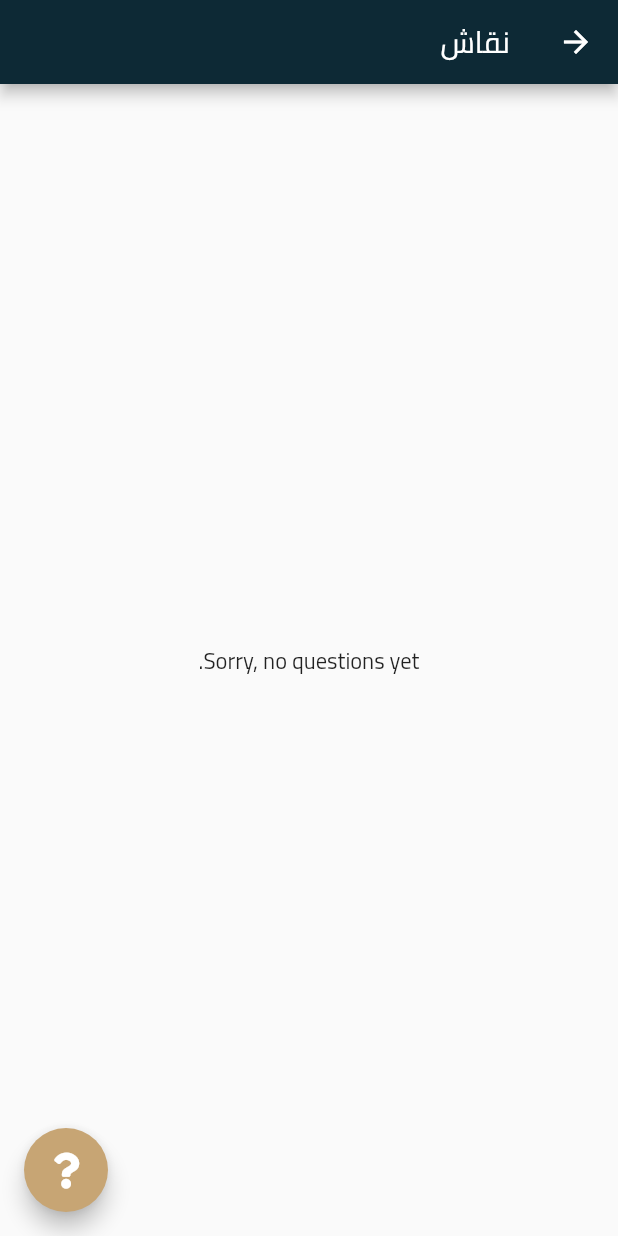
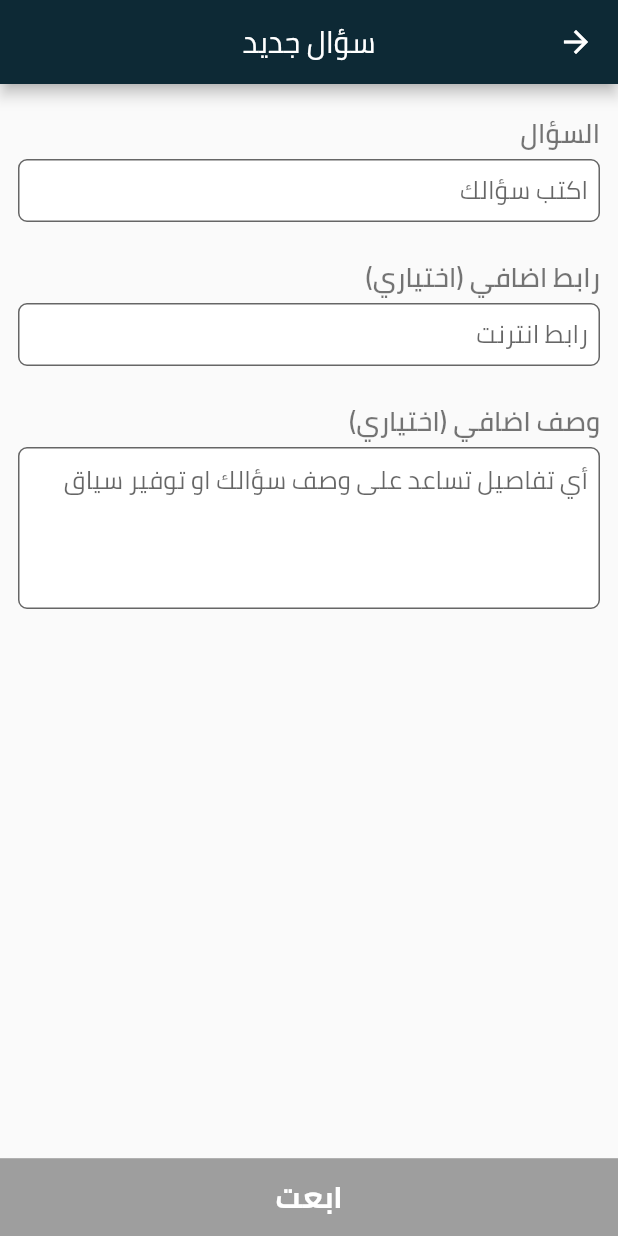
Before and after one commit to Ali-Elganzory/Lawgism, a Flutter app: the DiscussionPage screen opened by its route, after a tap on an icon or button, on a phone screen of 412 x 824 dp. Run offline on Flutter 3.47's test engine with Material 2 defaults, Android fonts, the phone set to English and light mode, and no system bars; our stand-ins replace cached_network_image, cloud_firestore, firebase_auth, firebase_core, firebase_storage, flutter_switch and 5 more; accounts and stored records are empty.

Commit message:
Some mods on Models + Added new questions

```diff
--- a/lib/Controllers/locale_controller.dart
+++ b/lib/Controllers/locale_controller.dart
@@ -11,6 +11,11 @@ class LocaleController with ChangeNotifier {
   static const Locale en = Locale("en", "UK");
   static const Locale ar = Locale("ar", "AE");
   static Locale _currentLocale = ar;
+  // For language switch between Arabic & English
+  static bool get isArabic => _currentLocale == ar;
+  void switchLocale() {
+    currentLocale = currentLocale == ar ? en : ar;
+  }
 
   static const List<Locale> supportedLocales = [en, ar];
 
@@ -34,6 +39,8 @@ class LocaleController with ChangeNotifier {
 
   static const Map<String, Map<String, String>> _textValues = {
     'en': {
+      'Know your Rights and Responsibilities':
+          'Know your Rights and Responsibilities',
       // Auth
       'Email': 'Email',
       'Password': 'Password',
@@ -56,8 +63,21 @@ class LocaleController with ChangeNotifier {
       'Messages': 'Messages',
       'Profile': 'Profile',
       'Msaaaaa': 'Msaaaaa',
+      // Discussion Page
+      'New Question': 'New Question',
+      'Question': 'Question',
+      'Write your question': 'Write your question',
+      'Supporting Link (Optional)': 'Supporting Link (Optional)',
+      'Description (Optional)': 'Description (Optional)',
+      'URL Link': 'URL Link',
+      'Any additional details for explaining your question within context':
+          'Any additional details for explaining your question within context',
+      'Submit': 'Submit',
+      'Asked on ': 'Asked on ',
+      'Answers': 'Answers',
     },
     'ar': {
+      'Know your Rights and Responsibilities': 'اعرف وناقش حقوقك وواجباتك',
       // Auth
       'Email': 'البريد الالكتروني',
       'Password': 'كلمة السر',
@@ -76,10 +96,22 @@ class LocaleController with ChangeNotifier {
       'Choose Photo': 'اختر صورة',
       // BottomNavigationBarLabels
       'Laws': 'قوانين',
-      'Discussion': 'نقاش',
+      'Discussion': 'نِقاش',
       'Messages': 'رسائل',
       'Profile': 'ملف شخصي',
       'Msaaaaa': 'مساااا',
+      // Discussion Page
+      'New Question': 'سؤال جديد',
+      'Question': 'السؤال',
+      'Write your question': 'اكتب سؤالك',
+      'Supporting Link (Optional)': 'رابط اضافي (اختياري)',
+      'Description (Optional)': 'وصف اضافي (اختياري)',
+      'URL Link': 'رابط انترنت',
+      'Any additional details for explaining your question within context':
+          'أي تفاصيل تساعد على وصف سؤالك او توفير سياق',
+      'Submit': 'ابعت',
+      'Asked on ': 'سُؤِلَ في ',
+      'Answers': 'أجوبة',
     }
   };
 }
--- a/lib/Models/question.dart
+++ b/lib/Models/question.dart
@@ -11,6 +11,7 @@ class Question with _$Question {
     @Default("") String question,
     @Default("") String description,
     @Default("") String url,
+    @Default(0) num answerCount,
     DateTime? createdAt,
   }) = _Question;
 
--- a/lib/Models/user.dart
+++ b/lib/Models/user.dart
@@ -6,6 +6,7 @@ part "user.g.dart";
 @freezed
 class User with _$User {
   factory User({
+    @Default("") String id,
     @Default("") String name,
     @Default("") String email,
     @Default("") String phone,
@@ -13,6 +14,5 @@ class User with _$User {
     @Default("") String address,
   }) = _User;
 
-  factory User.fromJson(Map<String, dynamic> json) =>
-      _$UserFromJson(json);
+  factory User.fromJson(Map<String, dynamic> json) => _$UserFromJson(json);
 }
--- a/lib/Views/discussion_page/discussion_page.dart
+++ b/lib/Views/discussion_page/discussion_page.dart
@@ -1,14 +1,19 @@
 import 'package:flutter/material.dart';
+
+import 'package:provider/provider.dart';
 import 'package:font_awesome_flutter/font_awesome_flutter.dart';
 
-import 'package:provider/provider.dart';
-
 import 'package:lawgism/Controllers/locale_controller.dart';
+import 'package:lawgism/Controllers/navigation_controller.dart';
 import 'package:lawgism/Controllers/discussion_controller.dart';
 import 'package:lawgism/Models/question.dart';
+import 'package:lawgism/Views/discussion_page/new_question_page.dart';
+import 'package:lawgism/Views/discussion_page/question_tile.dart';
 
 class DiscussionPage extends StatelessWidget {
   static const routeName = "/Discussion";
+
+  static const double sidePadding = 12;
 
   @override
   Widget build(BuildContext context) {
@@ -17,7 +22,9 @@ class DiscussionPage extends StatelessWidget {
         title: Text("Discussion".tr),
       ),
       floatingActionButton: FloatingActionButton(
-        onPressed: () {},
+        onPressed: () {
+          NavigationController.navigateTo(NewQuestionPage.routeName, '');
+        },
         child: Icon(
           FontAwesomeIcons.question,
           color: Colors.white,
@@ -29,32 +36,23 @@ class DiscussionPage extends StatelessWidget {
             ? Center(
                 child: Text("Sorry, no questions yet."),
               )
-            : GridView.builder(
-                padding: const EdgeInsets.all(12),
-                gridDelegate: SliverGridDelegateWithFixedCrossAxisCount(
-                  crossAxisCount: 2,
-                  mainAxisSpacing: 12,
-                  crossAxisSpacing: 12,
-                ),
+            : ListView.separated(
+                padding: const EdgeInsets.symmetric(
+                    horizontal: sidePadding, vertical: sidePadding + 4),
                 itemCount: questions.length,
                 itemBuilder: (_, idx) {
                   return QuestionTile(question: questions[idx]);
+                },
+                separatorBuilder: (_, idx) {
+                  return Divider(
+                    height: 24,
+                    thickness: 1,
+                    indent: sidePadding,
+                    endIndent: sidePadding,
+                  );
                 },
               ),
       ),
     );
   }
 }
-
-class QuestionTile extends StatelessWidget {
-  const QuestionTile({required this.question});
-
-  final Question question;
-
-  @override
-  Widget build(BuildContext context) {
-    return Container(
-      child: Text("Halolo"),
-    );
-  }
-}
--- /dev/null
+++ b/lib/Views/discussion_page/new_question_page.dart
@@ -0,0 +1,137 @@
+import 'package:flutter/material.dart';
+import 'package:lawgism/Controllers/auth_controller.dart';
+
+import 'package:provider/provider.dart';
+
+import 'package:lawgism/Controllers/locale_controller.dart';
+import 'package:lawgism/Controllers/discussion_controller.dart';
+
+class NewQuestionPage extends StatefulWidget {
+  static const routeName = "/NewQuestion";
+
+  static const double textFieldHeight = 42;
+  static const double sidePadding = 12;
+
+  @override
+  _NewQuestionPageState createState() => _NewQuestionPageState();
+}
+
+class _NewQuestionPageState extends State<NewQuestionPage> {
+  @override
+  Widget build(BuildContext context) {
+    final DiscussionController _discussionController =
+        Provider.of<DiscussionController>(context, listen: false);
+
+    final bool isDisabled =
+        _discussionController.questionController.text.isEmpty;
+
+    return Scaffold(
+      appBar: AppBar(
+        title: Text("New Question".tr),
+        centerTitle: true,
+      ),
+      body: Column(
+        children: [
+          Container(
+            padding: const EdgeInsets.symmetric(
+              horizontal: NewQuestionPage.sidePadding,
+              vertical: 16,
+            ),
+            child: Column(
+              crossAxisAlignment: CrossAxisAlignment.start,
+              children: <Widget>[
+                Text(
+                  "Question".tr,
+                  style: Theme.of(context).textTheme.headline3,
+                ),
+                Container(
+                  height: NewQuestionPage.textFieldHeight,
+                  child: TextFormField(
+                    controller: _discussionController.questionController,
+                    decoration:
+                        InputDecoration(hintText: "Write your question".tr),
+                    onChanged: (v) {
+                      setState(() {});
+                    },
+                  ),
+                ),
+                const SizedBox(height: 20),
+                Text(
+                  "Supporting Link (Optional)".tr,
+                  style: Theme.of(context).textTheme.headline3,
+                ),
+                Container(
+                  height: NewQuestionPage.textFieldHeight,
+                  child: TextFormField(
+                    controller: _discussionController.linkController,
+                    decoration: InputDecoration(hintText: "URL Link".tr),
+                  ),
+                ),
+                const SizedBox(height: 20),
+                Text(
+                  "Description (Optional)".tr,
+                  style: Theme.of(context).textTheme.headline3,
+                ),
+                Container(
+                  child: TextFormField(
+                    controller: _discussionController.descriptionController,
+                    maxLines: 3,
+                    decoration: InputDecoration(
+                        hintText:
+                            "Any additional details for explaining your question within context"
+                                .tr),
+                  ),
+                ),
+              ],
+            ),
+          ),
+          Expanded(
+            child: Wrap(),
+          ),
+          Selector<DiscussionController, bool>(
+            selector: (_, con) => con.isSubmittingQ,
+            builder: (_, isSubmittingQ, __) => Stack(
+              children: [
+                TextButton(
+                  onPressed: isDisabled || isSubmittingQ
+                      ? null
+                      : () {
+                          _discussionController.addQuestion(
+                              Provider.of<AuthController>(context,
+                                      listen: false)
+                                  .uid);
+                        },
+                  child: Text(
+                    "Submit".tr,
+                    style: TextStyle(
+                      fontSize: 20,
+                      color: Colors.white,
+                    ),
+                  ),
+                  style: TextButton.styleFrom(
+                    backgroundColor: isDisabled
+                        ? Colors.grey
+                        : Theme.of(context).accentColor,
+                    minimumSize: Size(double.maxFinite, 46),
+                    shape: RoundedRectangleBorder(
+                        borderRadius: BorderRadius.circular(0)),
+                  ),
+                ),
+                if (isSubmittingQ)
+                  Positioned(
+                    top: 0,
+                    bottom: 0,
+                    right: 0,
+                    left: 0,
+                    child: Center(
+                      child: CircularProgressIndicator(),
+                    ),
+                  ),
+              ],
+            ),
+          ),
+        ],
+      ),
+    );
+  }
+}
--- a/lib/main.dart
+++ b/lib/main.dart
@@ -63,6 +63,8 @@ class MaterialAppEntry extends StatelessWidget {
     _authController.authStateChanges.listen((user) {
       if (user != null) {
         Provider.of<LawsController>(context, listen: false).init();
+        Provider.of<AuthController>(context, listen: false).fetchProfile();
+        Provider.of<DiscussionController>(context, listen: false).init();
       }
     });
 
@@ -104,6 +106,8 @@ class MaterialAppEntry extends StatelessWidget {
           stream: _authController.authStateChanges,
           builder: (_, snapshot) {
             print("AuthStream:  ${snapshot}");
+            if (snapshot.connectionState == ConnectionState.waiting)
+              return AuthPage();
             if (snapshot.hasData && (!snapshot.data!.isAnonymous)) {
               return HomePage();
             } else {
--- a/lib/router.dart
+++ b/lib/router.dart
@@ -4,6 +4,7 @@ import 'package:lawgism/Models/law_category.dart';
 
 import 'package:lawgism/Views/auth_page/auth_page.dart';
 import 'package:lawgism/Views/discussion_page/discussion_page.dart';
+import 'package:lawgism/Views/discussion_page/new_question_page.dart';
 import 'package:lawgism/Views/home_page.dart';
 import 'package:lawgism/Views/laws_page/article_page.dart';
 import 'package:lawgism/Views/laws_page/articles_page.dart';
@@ -32,6 +33,10 @@ class Router {
       case DiscussionPage.routeName:
         return SlideRoute(
             page: DiscussionPage(), direction: SlideDirection.right);
+
+      case NewQuestionPage.routeName:
+        return SlideRoute(
+            page: NewQuestionPage(), direction: SlideDirection.right);
 
       case ProfilePage.routeName:
         return SlideRoute(page: ProfilePage(), direction: SlideDirection.right);
--- a/pubspec.yaml
+++ b/pubspec.yaml
@@ -21,10 +21,12 @@ dependencies:
   firebase_auth: ^1.0.1
   firebase_core: ^1.0.2
   firebase_storage: ^8.0.1
+  flutter_switch: ^0.3.0
   font_awesome_flutter: ^9.0.0
   freezed_annotation: ^0.14.1
   google_sign_in: ^5.0.1
   image_picker: ^0.7.3
+  intl: ^0.17.0
   json_serializable: ^4.1.0
   provider: ^5.0.0
   shared_preferences: ^2.0.5
```
Also changed, not shown: lib/Controllers/auth_controller.dart (+6 -17 lines), lib/Controllers/discussion_controller.dart (+51 -4 lines), lib/Utils/extensions/date_time_ext.dart (+25 -5 lines), lib/Views/auth_page/auth_page.dart (+12 -0 lines), lib/Views/discussion_page/question_tile.dart (added, +55 -0 lines), lib/Views/profile_page/profile_page.dart (+28 -10 lines), lib/Models/question.freezed.dart, lib/Models/question.g.dart, lib/Models/user.freezed.dart, lib/Models/user.g.dart, 1 other file.
